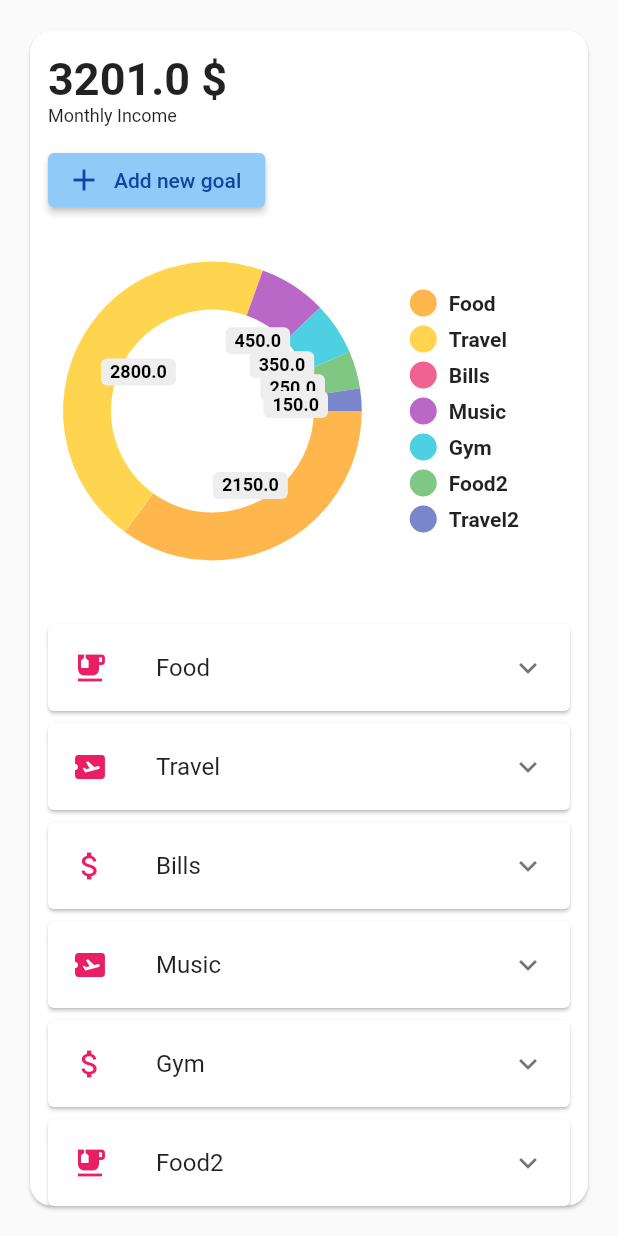
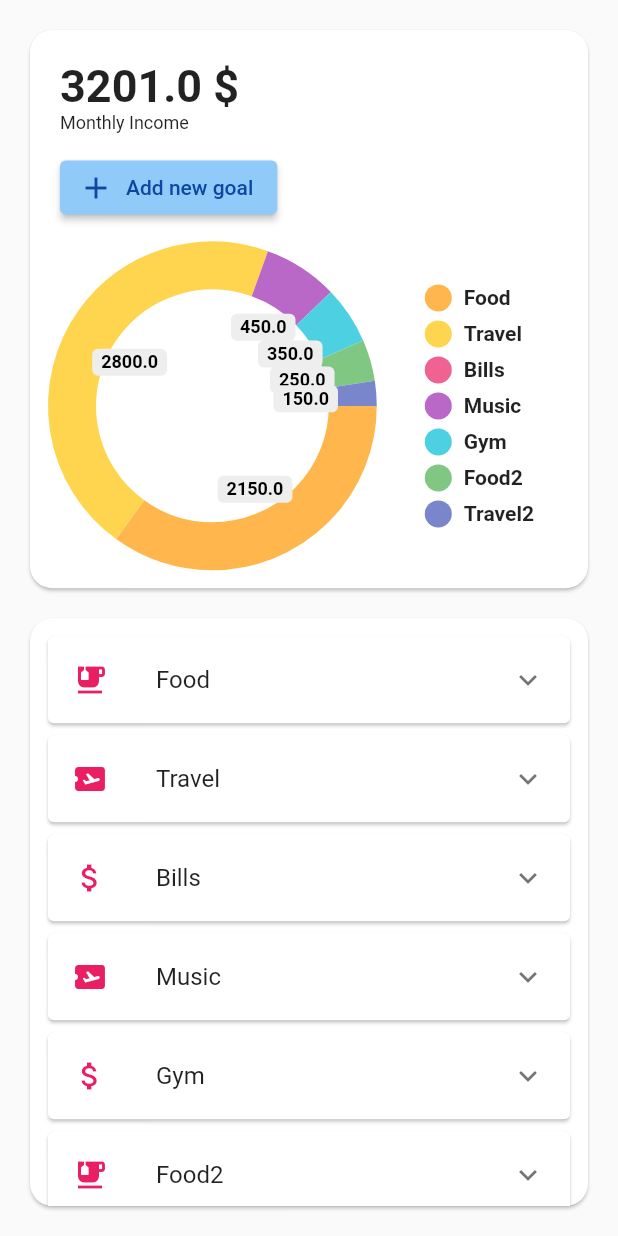
Before and after one commit to cezarmocanu/budgeto, a Flutter app: the screen it shows after launch, on a phone screen of 412 x 824 dp. Run offline on Flutter 3.47's test engine with Material 2 defaults, Android fonts, the phone set to English and light mode, and no system bars; drawn by our look-alikes of pie_chart.

Commit message:
[WeT0PArl] Separated goal categories and graph in card widgets

```diff
--- a/lib/screens/dashboard.dart
+++ b/lib/screens/dashboard.dart
@@ -11,28 +11,27 @@ class Dashboard extends StatelessWidget {
   Widget build(BuildContext context) {
     return Consumer<AppModel>(
       builder: (context, app, child) => Scaffold(
-        backgroundColor: Color.fromARGB(255, 250, 250, 250),
-        body: Card(
+        body: SizedBox.expand(
+          child: Column(
+            children: [
+              Card(
                 margin: EdgeInsets.all(20),
-          child: Column(
-            crossAxisAlignment: CrossAxisAlignment.start,
-            children: <Widget>[
-              Padding(
-                padding: EdgeInsets.only(left: 12, top: 15),
+                child: Padding(
+                  padding: EdgeInsets.all(20),
                   child: Column(
                     crossAxisAlignment: CrossAxisAlignment.start,
                     children: [
                       Text(
                         "${app.income} \$",
-                      style:
-                          TextStyle(fontSize: 30, fontWeight: FontWeight.bold),
+                        style: TextStyle(
+                            fontSize: 30, fontWeight: FontWeight.bold),
                       ),
                       Text(
                         "Monthly Income",
                         style: TextStyle(fontSize: 12),
                       ),
                       Padding(
-                      padding: EdgeInsets.only(top: 12),
+                        padding: EdgeInsets.only(top: 12, bottom: 20),
                         child: ElevatedButton.icon(
                           icon: Icon(Icons.add),
                           onPressed: () {
@@ -44,24 +43,25 @@ class Dashboard extends StatelessWidget {
                             onPrimary: Colors.blue[900],
                           ),
                         ),
-                    )
+                      ),
+                      _RingChart(),
                     ],
                   ),
                 ),
-              Padding(
-                padding: EdgeInsets.all(30),
-                child: Container(
-                  child: _RingChart(),
-                  height: 200,
+                shape: RoundedRectangleBorder(
+                  borderRadius: BorderRadius.circular(15.0),
                 ),
               ),
               Expanded(
+                child: Card(
+                  margin: EdgeInsets.only(left: 20, right: 20, bottom: 20),
                   child: _CategoriesListView(),
-              ),
-            ],
-          ),
                   shape: RoundedRectangleBorder(
                     borderRadius: BorderRadius.circular(15.0),
+                  ),
+                ),
+              )
+            ],
           ),
         ),
       ),
@@ -70,7 +70,6 @@ class Dashboard extends StatelessWidget {
 }
 
 //TODO add appbar in a better design
-
 class _AppBarTitle extends StatelessWidget {
   @override
   Widget build(BuildContext context) {
```
Lines whose indentation alone changed are shown as unchanged.
